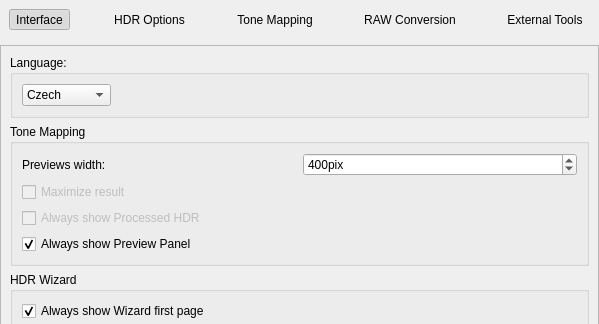
The window that forms/PreferencesDialog.ui (LuminanceHDR/LuminanceHDR) describes before a commit, drawn with Qt 5; both pictures show x 0 to 599 and y 0 to 324 of the 599 by 509 pixel window.
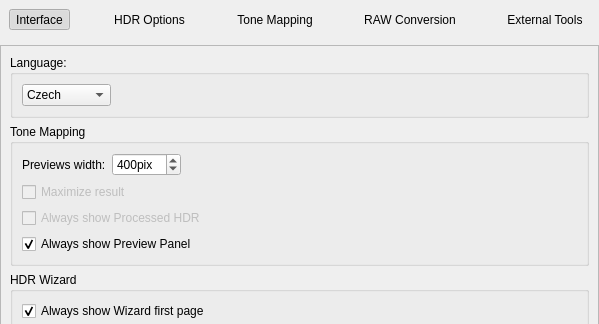
The same window after the commit. Icons and pictures are not drawn.

Commit message: [PreferencesDialog.ui]: Added orizontal spacers in previews width

What changed in the file:
```diff
--- a/forms/PreferencesDialog.ui
+++ b/forms/PreferencesDialog.ui
@@ -440,6 +440,19 @@
                   </property>
                  </widget>
                 </item>
+                <item>
+                 <spacer name="horizontalSpacer_15">
+                  <property name="orientation">
+                   <enum>Qt::Horizontal</enum>
+                  </property>
+                  <property name="sizeHint" stdset="0">
+                   <size>
+                    <width>40</width>
+                    <height>20</height>
+                   </size>
+                  </property>
+                 </spacer>
+                </item>
                </layout>
               </item>
               <item row="1" column="0">
```
Left out of the diff: 4 changed lines with no effect on the pictures.
